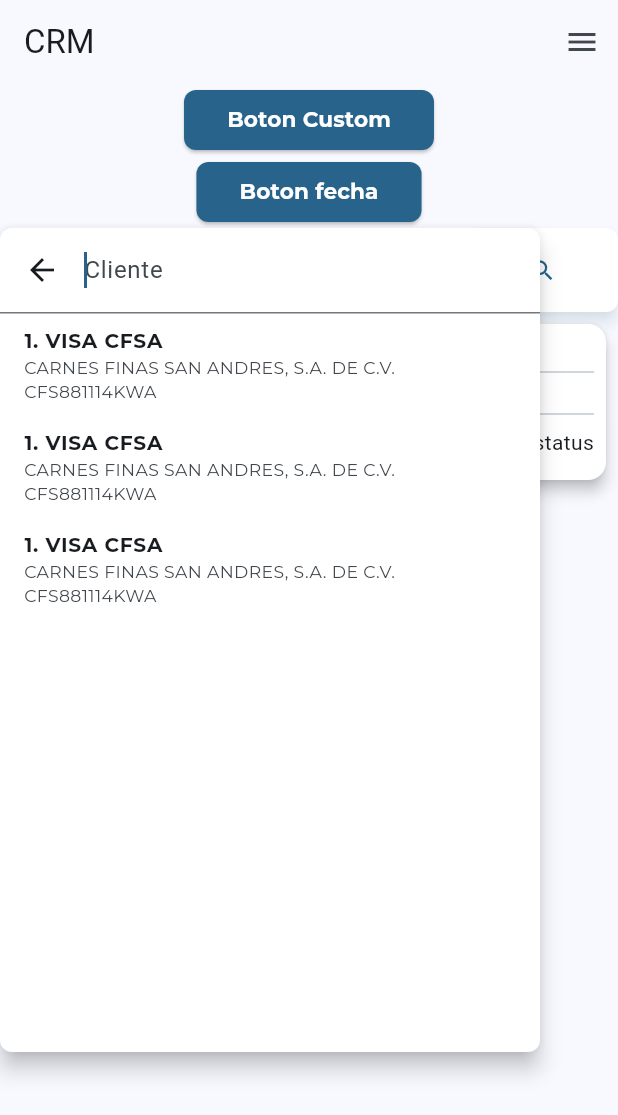
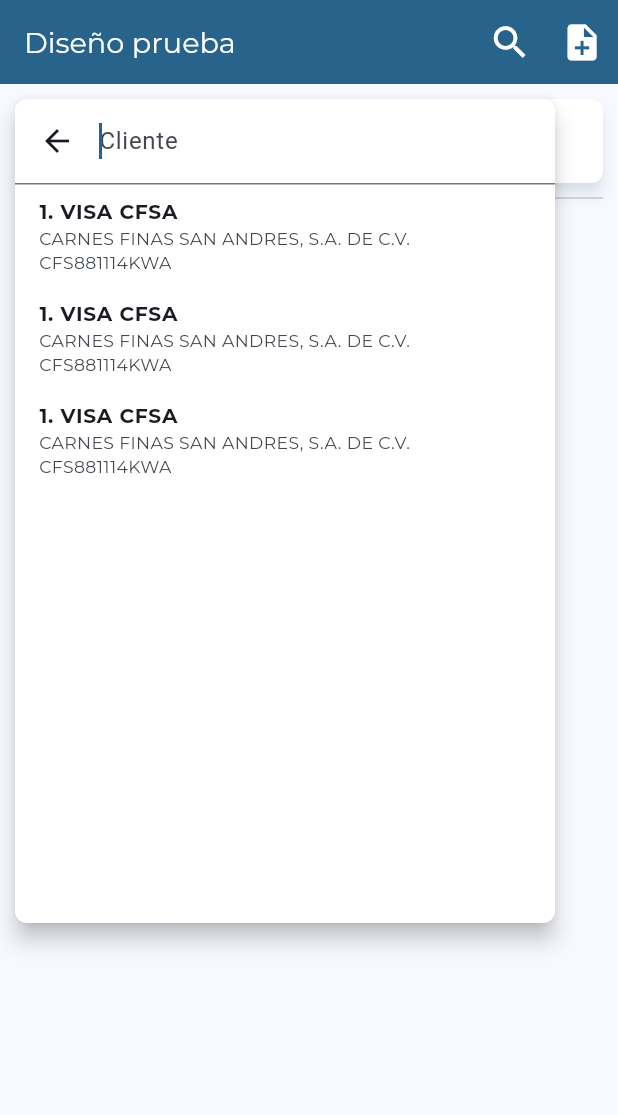
Before and after one commit to DanielPeregrino18/crm, a Flutter app: the screen it shows after launch, after a tap on "Cliente", on a phone screen of 412 x 824 dp. Shown: the top 1115 px of the screen. Run offline on Flutter 3.47's test engine with Material 3 defaults, Android fonts, the phone set to English and light mode, and no system bars; drawn by our look-alikes of expandable; our stand-ins replace dio, flutter_riverpod, flutter_screenutil, go_router, google_fonts, retrofit; generated files the repository leaves out were written again.

```diff
--- a/lib/main.dart
+++ b/lib/main.dart
@@ -21,7 +21,7 @@ class MyApp extends ConsumerWidget {
               GlobalMaterialLocalizations.delegate,
             ],
             theme: ThemeData(useMaterial3: true, colorScheme: ColorScheme.fromSeed(seedColor: Colors.lightBlue)),
-            routerConfig: ref.watch(routerProvider),
+            routerConfig: ref.watch(routerProvider)
           );
         }
     );
--- a/lib/presentation/home.dart
+++ b/lib/presentation/home.dart
@@ -42,10 +42,6 @@ class _HomeState extends State<Home> {
               spacing: 10,
               children: [
                 Expanded(
-                    flex: 3,
-                    child: SearchBarClientes(hint: "Cliente", actions: searchBarActions, inputController: inputController)
-                ),
-                Expanded(
                   flex: 1,
                   child: SizedBox(
                     height: 56,
@@ -58,8 +54,8 @@ class _HomeState extends State<Home> {
                 ),
               ],
             ),
-            ExpandableCard(title: Text("Carta"), child: Text("Informacion"), expanded: Text("Mas informacion"), estatus: Text("Estatus"),
-                onTap: (){})
+            ExpandableCard(title: Text("Carta"), expanded: Text("Mas informacion"), estatus: Text("Estatus"),
+                onTap: (){}, child: Text("Informacion"))
           ],
         ),
       ),
--- /dev/null
+++ b/lib/presentation/screens/cotizaciones/cotizaciones.dart
@@ -0,0 +1,100 @@
+import 'package:crm/presentation/screens/cotizaciones/widgets/cotizacion_busqueda_cliente.dart';
+import 'package:crm/presentation/screens/cotizaciones/widgets/cotizacion_busqueda_movimiento.dart';
+import 'package:crm/presentation/viewmodels/cotizaciones/cotizciones_vm.dart';
+import 'package:crm/presentation/widgets/drawer_busqueda.dart';
+import 'package:crm/presentation/widgets/search_bar_clientes.dart';
+import 'package:flutter/material.dart';
+import 'package:flutter_riverpod/flutter_riverpod.dart';
+import 'package:flutter_screenutil/flutter_screenutil.dart';
+import 'package:google_fonts/google_fonts.dart';
+
+import '../../widgets/search_button.dart';
+
+class Cotizaciones extends ConsumerWidget {
+  Cotizaciones({Key? key}) : super(key: key);
+  final scaffoldKey = GlobalKey<ScaffoldState>();
+  @override
+  Widget build(BuildContext context, WidgetRef ref) {
+
+    var cotizacionVM = ref.read(cotizacionVMProvider);
+    var theme = Theme.of(context).colorScheme;
+
+    final List<Widget> searchBarActions = [
+      IconButton(
+        onPressed: () {
+          cotizacionVM.clearInputCLiente();
+        },
+        icon: Icon(Icons.clear, color: theme.primary),
+      ),
+    ];
+
+    return Scaffold(
+      key: scaffoldKey,
+      appBar: AppBar(
+        title: FittedBox(
+          child: Text(
+            "Diseño prueba",
+            style: GoogleFonts.montserrat(color: Colors.white, fontSize: 20.sp),
+          ),
+        ),
+        backgroundColor: Theme.of(context).primaryColor,
+        actions: [
+          FittedBox(
+            child: IconButton(
+              onPressed: () {
+                scaffoldKey.currentState?.openEndDrawer();
+              },
+              icon: Icon(Icons.search, color: Colors.white, size: 30.sp),
+            ),
+          ),
+          FittedBox(
+            child: IconButton(
+              onPressed: () {
+                //context.go("/crear");
+              },
+              icon: Icon(Icons.note_add, color: Colors.white, size: 30.sp),
+            ),
+          ),
+        ],
+      ),
+      body: Padding(
+          padding:EdgeInsets.all(10),
+          child: Column(
+            children: [
+              Row(
+                spacing: 10,
+                children: [
+                  Expanded(
+                      flex: 3,
+                      child: SearchBarClientes(hint: "Cliente", actions: searchBarActions, inputController: cotizacionVM.clienteController, setIdCliente: (id) {
+                        cotizacionVM.idCliente = id;
+                      },)
+                  ),
+                  Expanded(
+                    flex: 1,
+                    child: SizedBox(
+                      height: 56,
+                      child: SearchButton(
+                        onPressed: () {
+
+                        },
+                      ),
+                    ),
+                  ),
+                ],
+              ),
+              Divider(height: 20,),
+              //ExpandableCard(title: Text("title"), expanded: Text("expanded"), estatus: Text("fact"), onTap: (){}, child: Text("data"))
+            ],
+          ),
+      ),
+      endDrawer: DrawerBusqueda(
+        title: "Busqueda",
+        tabBars: {
+          "Movimiento": CotizacionBusquedaMovimiento(),
+          "Cliente": CotizacionBusquedaCliente(),
+        },
+      ),
+    );
+  }
+}
--- a/lib/presentation/widgets/search_bar_clientes.dart
+++ b/lib/presentation/widgets/search_bar_clientes.dart
@@ -3,13 +3,21 @@ import 'package:flutter_screenutil/flutter_screenutil.dart';
 import 'package:google_fonts/google_fonts.dart';
 
 class SearchBarClientes extends StatelessWidget {
-  const SearchBarClientes({Key? key, required this.hint, required this.actions, required this.inputController}) : super(key: key);
+  const SearchBarClientes({
+    Key? key,
+    required this.hint,
+    required this.actions,
+    required this.inputController,
+    required this.setIdCliente,
+  }) : super(key: key);
 
   final String hint;
 
   final List<Widget> actions;
 
   final SearchController inputController;
+
+  final Function(int id) setIdCliente;
   @override
   Widget build(BuildContext context) {
     var theme = Theme.of(context).colorScheme;
@@ -21,46 +29,91 @@ class SearchBarClientes extends StatelessWidget {
           RoundedRectangleBorder(borderRadius: BorderRadius.circular(8)),
         ),
         barElevation: WidgetStatePropertyAll(4),
-        barBackgroundColor:  WidgetStatePropertyAll(theme.onPrimary),
+        barBackgroundColor: WidgetStatePropertyAll(theme.onPrimary),
         barLeading: Icon(Icons.search, color: theme.primary),
         barTrailing: actions.map((Widget widget) => widget).toList(),
         barHintText: hint,
         searchController: inputController,
-        viewShape: RoundedRectangleBorder(borderRadius: BorderRadius.circular(8)),
+        viewShape: RoundedRectangleBorder(
+          borderRadius: BorderRadius.circular(8),
+        ),
         viewBackgroundColor: theme.onPrimary,
 
         suggestionsBuilder: (context, controller) {
           return [
             ListTile(
-              onTap: () {},
-              title: Text("1. VISA CFSA", style: GoogleFonts.montserrat(fontSize: 14.sp, fontWeight: FontWeight.bold),),
+              onTap: () {
+                controller.closeView("1. VISA CFSA");
+                setIdCliente(1);
+              },
+              title: Text(
+                "1. VISA CFSA",
+                style: GoogleFonts.montserrat(
+                  fontSize: 14.sp,
+                  fontWeight: FontWeight.bold,
+                ),
+              ),
               subtitle: Column(
                 crossAxisAlignment: CrossAxisAlignment.start,
                 children: [
-                  Text("CARNES FINAS SAN ANDRES, S.A. DE C.V.", style: GoogleFonts.montserrat(fontSize: 12.sp),),
-                  Text("CFS881114KWA", style: GoogleFonts.montserrat(fontSize: 12.sp)),
+                  Text(
+                    "CARNES FINAS SAN ANDRES, S.A. DE C.V.",
+                    style: GoogleFonts.montserrat(fontSize: 12.sp),
+                  ),
+                  Text(
+                    "CFS881114KWA",
+                    style: GoogleFonts.montserrat(fontSize: 12.sp),
+                  ),
                 ],
               ),
             ),
             ListTile(
-              onTap: () {},
-              title: Text("1. VISA CFSA", style: GoogleFonts.montserrat(fontSize: 14.sp, fontWeight: FontWeight.bold),),
+              onTap: () {
+                setIdCliente(2);
+              },
+              title: Text(
+                "1. VISA CFSA",
+                style: GoogleFonts.montserrat(
+                  fontSize: 14.sp,
+                  fontWeight: FontWeight.bold,
+                ),
+              ),
               subtitle: Column(
                 crossAxisAlignment: CrossAxisAlignment.start,
                 children: [
-                  Text("CARNES FINAS SAN ANDRES, S.A. DE C.V.", style: GoogleFonts.montserrat(fontSize: 12.sp),),
-                  Text("CFS881114KWA", style: GoogleFonts.montserrat(fontSize: 12.sp)),
+                  Text(
+                    "CARNES FINAS SAN ANDRES, S.A. DE C.V.",
+                    style: GoogleFonts.montserrat(fontSize: 12.sp),
+                  ),
+                  Text(
+                    "CFS881114KWA",
+                    style: GoogleFonts.montserrat(fontSize: 12.sp),
+                  ),
                 ],
               ),
             ),
             ListTile(
-              onTap: () {},
-              title: Text("1. VISA CFSA", style: GoogleFonts.montserrat(fontSize: 14.sp, fontWeight: FontWeight.bold),),
+              onTap: () {
+                setIdCliente(3);
+              },
+              title: Text(
+                "1. VISA CFSA",
+                style: GoogleFonts.montserrat(
+                  fontSize: 14.sp,
+                  fontWeight: FontWeight.bold,
+                ),
+              ),
               subtitle: Column(
                 crossAxisAlignment: CrossAxisAlignment.start,
                 children: [
-                  Text("CARNES FINAS SAN ANDRES, S.A. DE C.V.", style: GoogleFonts.montserrat(fontSize: 12.sp),),
-                  Text("CFS881114KWA", style: GoogleFonts.montserrat(fontSize: 12.sp)),
+                  Text(
+                    "CARNES FINAS SAN ANDRES, S.A. DE C.V.",
+                    style: GoogleFonts.montserrat(fontSize: 12.sp),
+                  ),
+                  Text(
+                    "CFS881114KWA",
+                    style: GoogleFonts.montserrat(fontSize: 12.sp),
+                  ),
                 ],
               ),
             ),
--- a/lib/routes/routes.dart
+++ b/lib/routes/routes.dart
@@ -1,6 +1,7 @@
 
 
 import 'package:crm/presentation/home.dart';
+import 'package:crm/presentation/screens/cotizaciones/cotizaciones.dart';
 import 'package:flutter_riverpod/flutter_riverpod.dart';
 import 'package:go_router/go_router.dart';
 
@@ -10,7 +11,7 @@ final routerProvider = Provider<GoRouter>((ref) =>
             GoRoute(
                 path: '/',
                 builder: (context, state) {
-                  return const Home();
+                  return Cotizaciones();
                 },
             )
           ]
```
Also changed, not shown: lib/config/DI/dependencias.dart (added, +8 -0 lines), lib/core/services/api_cab_cotizaciones.dart (added, +23 -0 lines), lib/data/models/cab_cotizacion.dart (added, +79 -0 lines), lib/presentation/screens/cotizaciones/widgets/cotizacion_busqueda_cliente.dart (added, +56 -0 lines), lib/presentation/screens/cotizaciones/widgets/cotizacion_busqueda_movimiento.dart (added, +25 -0 lines), lib/presentation/viewmodels/cotizaciones/cotizciones_vm.dart (added, +45 -0 lines), lib/presentation/widgets/custom_text_field.dart (added, +24 -0 lines), pubspec.yaml (+14 -20 lines), lib/core/services/api_cab_cotizaciones.g.dart (added), lib/data/models/cab_cotizacion.g.dart (added), pubspec.lock, 6 other files.
